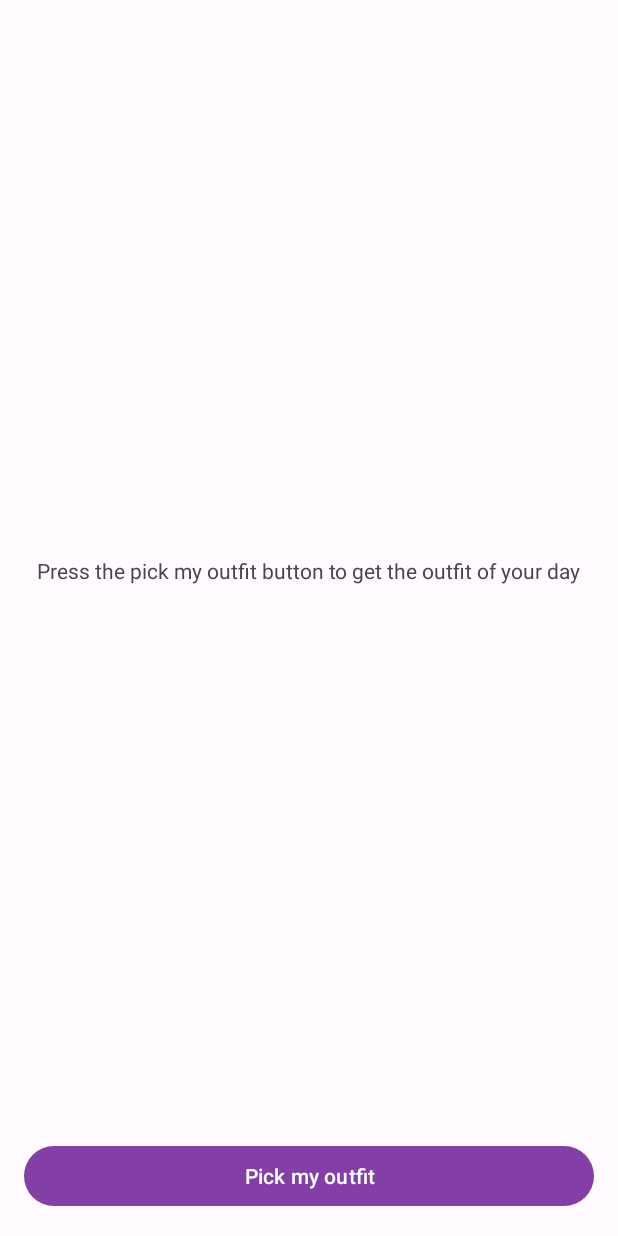
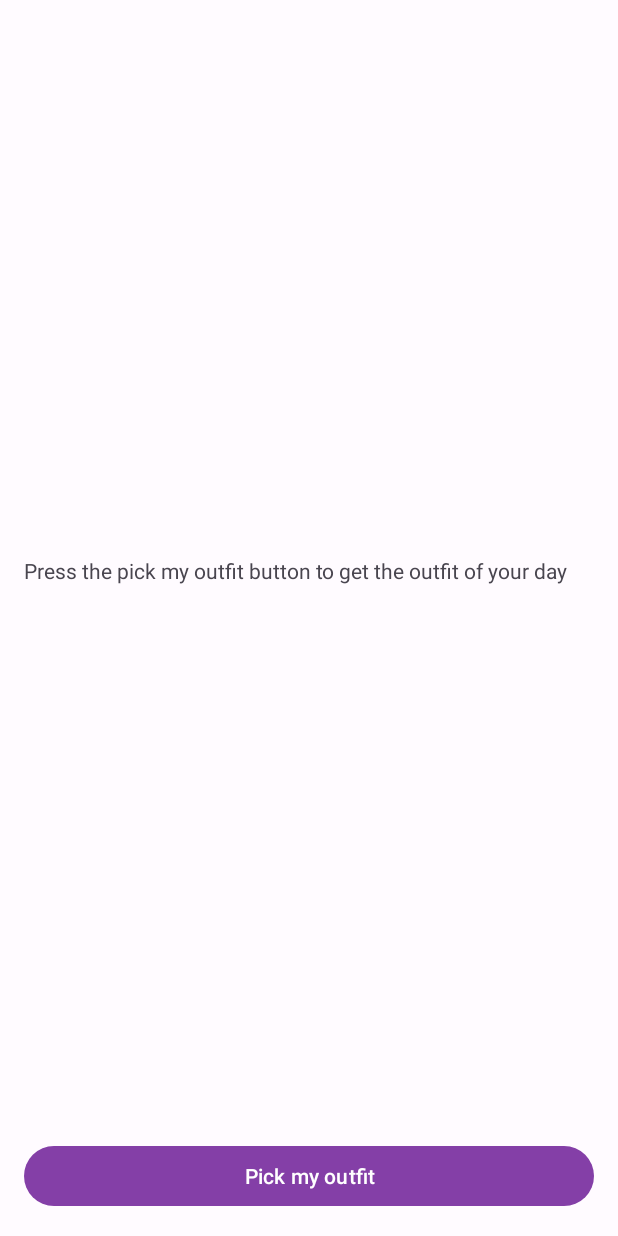
Before and after one commit to Abdurrahman-Salah-ad-Din/Outfiter, an Android app: the fragment OutfitFragment shown on its own in the app's theme, on a phone screen of 412 x 824 dp. Run offline under Robolectric (Android 15) with nearby library versions, the phone set to English and light mode, and no system bars; 1 statement that could not run was skipped.

Commit message:
fix hint text width

```diff
--- a/app/src/main/res/layout/fragment_outfit.xml
+++ b/app/src/main/res/layout/fragment_outfit.xml
@@ -8,13 +8,11 @@
 
     <TextView
         android:id="@+id/text_view_hint"
-        android:layout_width="wrap_content"
+        android:layout_width="match_parent"
         android:layout_height="wrap_content"
         android:layout_marginHorizontal="@dimen/space_16"
         android:text="@string/press_the_pick_my_outfit_button_to_get_the_outfit_of_your_day"
         app:layout_constraintBottom_toTopOf="@+id/button_pick_my_outfit"
-        app:layout_constraintEnd_toEndOf="parent"
-        app:layout_constraintStart_toStartOf="parent"
         app:layout_constraintTop_toTopOf="parent" />
 
     <com.google.android.material.card.MaterialCardView
```
